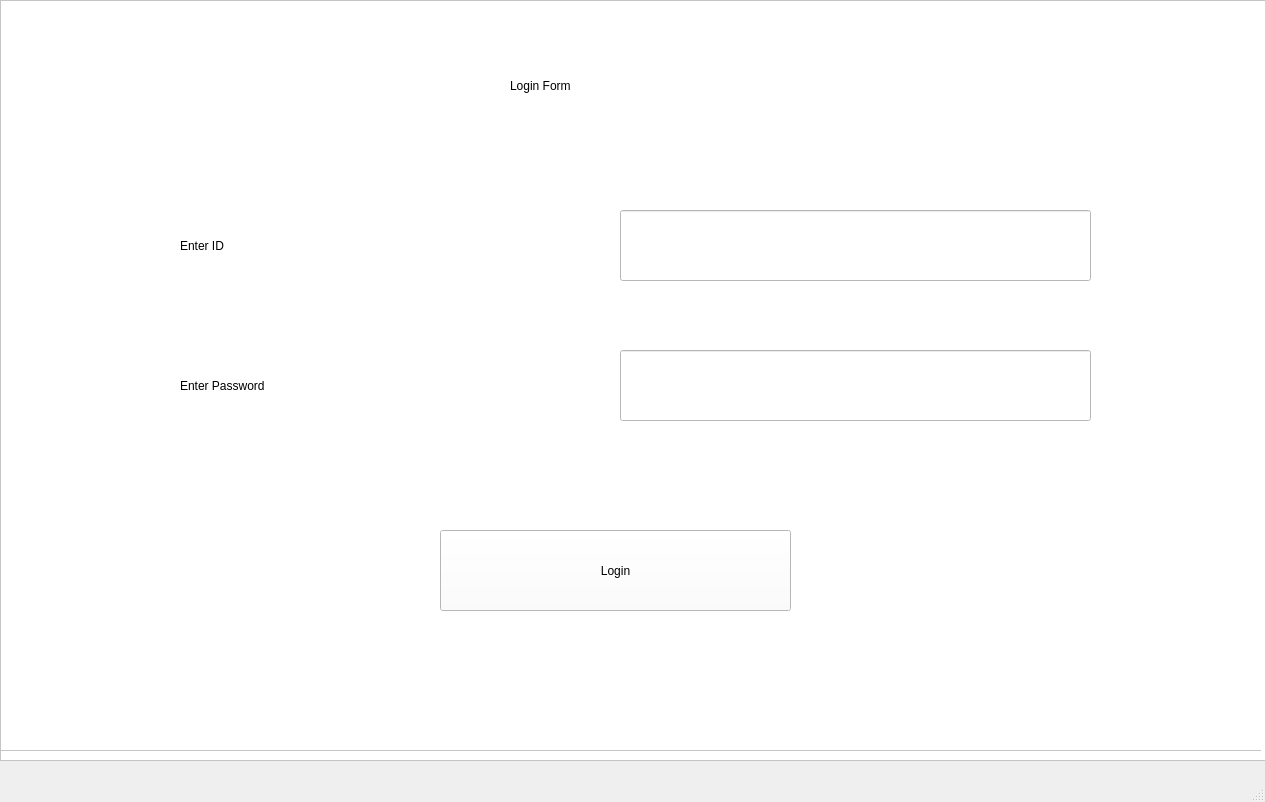
The window that 02-GUI/TestEngine/gui.ui (ravi4all/AdvPythonSepWE) describes before a commit, drawn with Qt 5.
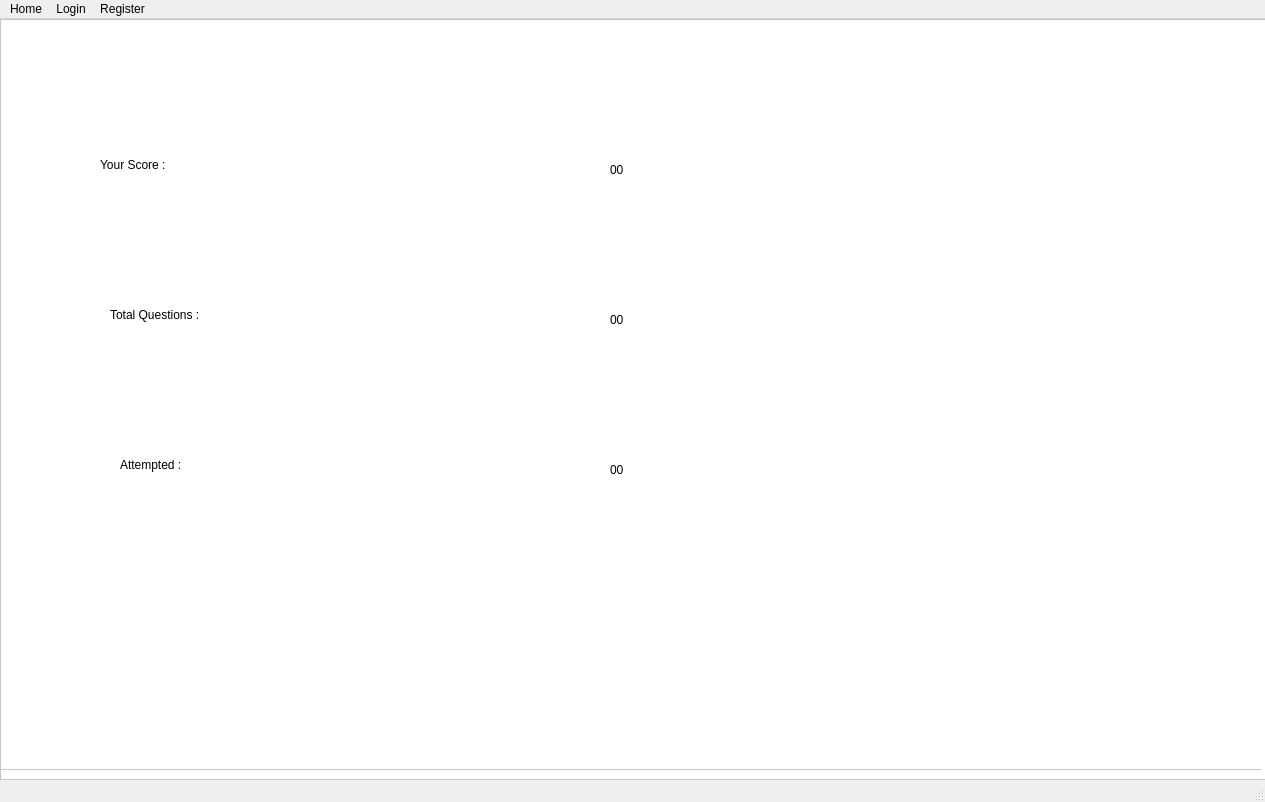
The same window after the commit.

Patch:
```diff
--- a/02-GUI/TestEngine/gui.ui
+++ b/02-GUI/TestEngine/gui.ui
@@ -425,6 +425,598 @@
         <string>Login</string>
        </property>
       </widget>
+      <widget class="QFrame" name="frame_3">
+       <property name="geometry">
+        <rect>
+         <x>0</x>
+         <y>0</y>
+         <width>1271</width>
+         <height>761</height>
+        </rect>
+       </property>
+       <property name="frameShape">
+        <enum>QFrame::StyledPanel</enum>
+       </property>
+       <property name="frameShadow">
+        <enum>QFrame::Raised</enum>
+       </property>
+       <widget class="QLabel" name="label_10">
+        <property name="geometry">
+         <rect>
+          <x>500</x>
+          <y>20</y>
+          <width>331</width>
+          <height>91</height>
+         </rect>
+        </property>
+        <property name="styleSheet">
+         <string notr="true">font: 22pt &quot;MS Shell Dlg 2&quot;;</string>
+        </property>
+        <property name="text">
+         <string>Welcome User</string>
+        </property>
+       </widget>
+       <widget class="QComboBox" name="comboBox_4">
+        <property name="geometry">
+         <rect>
+          <x>680</x>
+          <y>190</y>
+          <width>351</width>
+          <height>81</height>
+         </rect>
+        </property>
+        <property name="styleSheet">
+         <string notr="true">font: 24pt &quot;MS Shell Dlg 2&quot;;</string>
+        </property>
+        <item>
+         <property name="text">
+          <string>python</string>
+         </property>
+        </item>
+        <item>
+         <property name="text">
+          <string>c/c++</string>
+         </property>
+        </item>
+        <item>
+         <property name="text">
+          <string>java</string>
+         </property>
+        </item>
+        <item>
+         <property name="text">
+          <string>php</string>
+         </property>
+        </item>
+        <item>
+         <property name="text">
+          <string>android</string>
+         </property>
+        </item>
+       </widget>
+       <widget class="QLabel" name="label_11">
+        <property name="geometry">
+         <rect>
+          <x>250</x>
+          <y>190</y>
+          <width>351</width>
+          <height>71</height>
+         </rect>
+        </property>
+        <property name="styleSheet">
+         <string notr="true">font: 22pt &quot;MS Shell Dlg 2&quot;;</string>
+        </property>
+        <property name="text">
+         <string>Select Subject</string>
+        </property>
+       </widget>
+       <widget class="QPushButton" name="pushButton_5">
+        <property name="geometry">
+         <rect>
+          <x>480</x>
+          <y>430</y>
+          <width>371</width>
+          <height>81</height>
+         </rect>
+        </property>
+        <property name="styleSheet">
+         <string notr="true">font: 24pt &quot;MS Shell Dlg 2&quot;;</string>
+        </property>
+        <property name="text">
+         <string>Submit</string>
+        </property>
+       </widget>
+       <widget class="QFrame" name="frame_4">
+        <property name="geometry">
+         <rect>
+          <x>0</x>
+          <y>0</y>
+          <width>1261</width>
+          <height>761</height>
+         </rect>
+        </property>
+        <property name="frameShape">
+         <enum>QFrame::StyledPanel</enum>
+        </property>
+        <property name="frameShadow">
+         <enum>QFrame::Raised</enum>
+        </property>
+        <widget class="QLineEdit" name="lineEdit_6">
+         <property name="geometry">
+          <rect>
+           <x>20</x>
+           <y>40</y>
+           <width>1231</width>
+           <height>81</height>
+          </rect>
+         </property>
+         <property name="styleSheet">
+          <string notr="true">font: 16pt &quot;MS Shell Dlg 2&quot;;</string>
+         </property>
+         <property name="text">
+          <string>Enter Question...</string>
+         </property>
+        </widget>
+        <widget class="QLineEdit" name="lineEdit_7">
+         <property name="geometry">
+          <rect>
+           <x>170</x>
+           <y>190</y>
+           <width>361</width>
+           <height>61</height>
+          </rect>
+         </property>
+         <property name="styleSheet">
+          <string notr="true">font: 18pt &quot;MS Shell Dlg 2&quot;;</string>
+         </property>
+         <property name="text">
+          <string>Option_1</string>
+         </property>
+        </widget>
+        <widget class="QLineEdit" name="lineEdit_8">
+         <property name="geometry">
+          <rect>
+           <x>650</x>
+           <y>190</y>
+           <width>361</width>
+           <height>61</height>
+          </rect>
+         </property>
+         <property name="styleSheet">
+          <string notr="true">font: 18pt &quot;MS Shell Dlg 2&quot;;</string>
+         </property>
+         <property name="text">
+          <string>Option_2</string>
+         </property>
+        </widget>
+        <widget class="QLineEdit" name="lineEdit_9">
+         <property name="geometry">
+          <rect>
+           <x>170</x>
+           <y>320</y>
+           <width>361</width>
+           <height>61</height>
+          </rect>
+         </property>
+         <property name="styleSheet">
+          <string notr="true">font: 18pt &quot;MS Shell Dlg 2&quot;;</string>
+         </property>
+         <property name="text">
+          <string>Option_3</string>
+         </property>
+        </widget>
+        <widget class="QLineEdit" name="lineEdit_10">
+         <property name="geometry">
+          <rect>
+           <x>650</x>
+           <y>320</y>
+           <width>361</width>
+           <height>61</height>
+          </rect>
+         </property>
+         <property name="styleSheet">
+          <string notr="true">font: 18pt &quot;MS Shell Dlg 2&quot;;</string>
+         </property>
+         <property name="text">
+          <string>Option_4</string>
+         </property>
+        </widget>
+        <widget class="QLineEdit" name="lineEdit_11">
+         <property name="geometry">
+          <rect>
+           <x>430</x>
+           <y>460</y>
+           <width>361</width>
+           <height>61</height>
+          </rect>
+         </property>
+         <property name="styleSheet">
+          <string notr="true">font: 18pt &quot;MS Shell Dlg 2&quot;;</string>
+         </property>
+         <property name="text">
+          <string>Answer</string>
+         </property>
+        </widget>
+        <widget class="QPushButton" name="pushButton_6">
+         <property name="geometry">
+          <rect>
+           <x>360</x>
+           <y>610</y>
+           <width>531</width>
+           <height>81</height>
+          </rect>
+         </property>
+         <property name="styleSheet">
+          <string notr="true">font: 20pt &quot;MS Shell Dlg 2&quot;;</string>
+         </property>
+         <property name="text">
+          <string>Insert Question</string>
+         </property>
+        </widget>
+        <widget class="QPushButton" name="pushButton_7">
+         <property name="geometry">
+          <rect>
+           <x>1020</x>
+           <y>630</y>
+           <width>211</width>
+           <height>51</height>
+          </rect>
+         </property>
+         <property name="styleSheet">
+          <string notr="true">font: 18pt &quot;MS Shell Dlg 2&quot;;</string>
+         </property>
+         <property name="text">
+          <string>Exit</string>
+         </property>
+        </widget>
+        <widget class="QFrame" name="frame_5">
+         <property name="geometry">
+          <rect>
+           <x>0</x>
+           <y>0</y>
+           <width>1271</width>
+           <height>771</height>
+          </rect>
+         </property>
+         <property name="frameShape">
+          <enum>QFrame::StyledPanel</enum>
+         </property>
+         <property name="frameShadow">
+          <enum>QFrame::Raised</enum>
+         </property>
+         <widget class="QLabel" name="label_12">
+          <property name="geometry">
+           <rect>
+            <x>150</x>
+            <y>50</y>
+            <width>881</width>
+            <height>61</height>
+           </rect>
+          </property>
+          <property name="styleSheet">
+           <string notr="true">font: 22pt &quot;MS Shell Dlg 2&quot;;</string>
+          </property>
+          <property name="text">
+           <string>Instructions for test</string>
+          </property>
+         </widget>
+         <widget class="QLabel" name="label_13">
+          <property name="geometry">
+           <rect>
+            <x>150</x>
+            <y>190</y>
+            <width>1031</width>
+            <height>51</height>
+           </rect>
+          </property>
+          <property name="styleSheet">
+           <string notr="true">font: 20pt &quot;MS Shell Dlg 2&quot;;</string>
+          </property>
+          <property name="text">
+           <string>Test will be of 30 minutes.</string>
+          </property>
+         </widget>
+         <widget class="QLabel" name="label_14">
+          <property name="geometry">
+           <rect>
+            <x>150</x>
+            <y>300</y>
+            <width>1031</width>
+            <height>51</height>
+           </rect>
+          </property>
+          <property name="styleSheet">
+           <string notr="true">font: 20pt &quot;MS Shell Dlg 2&quot;;</string>
+          </property>
+          <property name="text">
+           <string>Test will be of 30 minutes.</string>
+          </property>
+         </widget>
+         <widget class="QLabel" name="label_15">
+          <property name="geometry">
+           <rect>
+            <x>160</x>
+            <y>400</y>
+            <width>1031</width>
+            <height>51</height>
+           </rect>
+          </property>
+          <property name="styleSheet">
+           <string notr="true">font: 20pt &quot;MS Shell Dlg 2&quot;;</string>
+          </property>
+          <property name="text">
+           <string>Test will be of 30 minutes.</string>
+          </property>
+         </widget>
+         <widget class="QPushButton" name="pushButton_8">
+          <property name="geometry">
+           <rect>
+            <x>510</x>
+            <y>570</y>
+            <width>431</width>
+            <height>81</height>
+           </rect>
+          </property>
+          <property name="styleSheet">
+           <string notr="true">font: 20pt &quot;MS Shell Dlg 2&quot;;</string>
+          </property>
+          <property name="text">
+           <string>Start Test</string>
+          </property>
+         </widget>
+         <widget class="QFrame" name="frame_6">
+          <property name="geometry">
+           <rect>
+            <x>0</x>
+            <y>0</y>
+            <width>1271</width>
+            <height>761</height>
+           </rect>
+          </property>
+          <property name="frameShape">
+           <enum>QFrame::StyledPanel</enum>
+          </property>
+          <property name="frameShadow">
+           <enum>QFrame::Raised</enum>
+          </property>
+          <widget class="QLabel" name="label_16">
+           <property name="geometry">
+            <rect>
+             <x>30</x>
+             <y>140</y>
+             <width>1171</width>
+             <height>71</height>
+            </rect>
+           </property>
+           <property name="styleSheet">
+            <string notr="true">font: 16pt &quot;MS Shell Dlg 2&quot;;</string>
+           </property>
+           <property name="text">
+            <string>Question...</string>
+           </property>
+          </widget>
+          <widget class="QRadioButton" name="radioButton">
+           <property name="geometry">
+            <rect>
+             <x>50</x>
+             <y>250</y>
+             <width>501</width>
+             <height>61</height>
+            </rect>
+           </property>
+           <property name="styleSheet">
+            <string notr="true">font: 20pt &quot;MS Shell Dlg 2&quot;;</string>
+           </property>
+           <property name="text">
+            <string>Option_1</string>
+           </property>
+          </widget>
+          <widget class="QRadioButton" name="radioButton_2">
+           <property name="geometry">
+            <rect>
+             <x>50</x>
+             <y>350</y>
+             <width>501</width>
+             <height>61</height>
+            </rect>
+           </property>
+           <property name="styleSheet">
+            <string notr="true">font: 20pt &quot;MS Shell Dlg 2&quot;;</string>
+           </property>
+           <property name="text">
+            <string>Option_2</string>
+           </property>
+          </widget>
+          <widget class="QRadioButton" name="radioButton_3">
+           <property name="geometry">
+            <rect>
+             <x>50</x>
+             <y>450</y>
+             <width>501</width>
+             <height>61</height>
+            </rect>
+           </property>
+           <property name="styleSheet">
+            <string notr="true">font: 20pt &quot;MS Shell Dlg 2&quot;;</string>
+           </property>
+           <property name="text">
+            <string>Option_3</string>
+           </property>
+          </widget>
+          <widget class="QRadioButton" name="radioButton_4">
+           <property name="geometry">
+            <rect>
+             <x>50</x>
+             <y>540</y>
+             <width>501</width>
+             <height>61</height>
+            </rect>
+           </property>
+           <property name="styleSheet">
+            <string notr="true">font: 20pt &quot;MS Shell Dlg 2&quot;;</string>
+           </property>
+           <property name="text">
+            <string>Option_4</string>
+           </property>
+          </widget>
+          <widget class="QPushButton" name="pushButton_9">
+           <property name="geometry">
+            <rect>
+             <x>700</x>
+             <y>640</y>
+             <width>291</width>
+             <height>71</height>
+            </rect>
+           </property>
+           <property name="styleSheet">
+            <string notr="true">font: 20pt &quot;MS Shell Dlg 2&quot;;</string>
+           </property>
+           <property name="text">
+            <string>Next</string>
+           </property>
+          </widget>
+          <widget class="QLabel" name="label_17">
+           <property name="geometry">
+            <rect>
+             <x>810</x>
+             <y>30</y>
+             <width>221</width>
+             <height>51</height>
+            </rect>
+           </property>
+           <property name="styleSheet">
+            <string notr="true">font: 22pt &quot;MS Shell Dlg 2&quot;;</string>
+           </property>
+           <property name="text">
+            <string>Time Left : </string>
+           </property>
+          </widget>
+          <widget class="QLCDNumber" name="lcdNumber">
+           <property name="geometry">
+            <rect>
+             <x>1050</x>
+             <y>30</y>
+             <width>141</width>
+             <height>51</height>
+            </rect>
+           </property>
+          </widget>
+          <widget class="QFrame" name="frame_7">
+           <property name="geometry">
+            <rect>
+             <x>0</x>
+             <y>0</y>
+             <width>1271</width>
+             <height>751</height>
+            </rect>
+           </property>
+           <property name="frameShape">
+            <enum>QFrame::StyledPanel</enum>
+           </property>
+           <property name="frameShadow">
+            <enum>QFrame::Raised</enum>
+           </property>
+           <widget class="QLabel" name="label_18">
+            <property name="geometry">
+             <rect>
+              <x>100</x>
+              <y>110</y>
+              <width>451</width>
+              <height>71</height>
+             </rect>
+            </property>
+            <property name="styleSheet">
+             <string notr="true">font: 20pt &quot;MS Shell Dlg 2&quot;;</string>
+            </property>
+            <property name="text">
+             <string>Your Score : </string>
+            </property>
+           </widget>
+           <widget class="QLabel" name="label_19">
+            <property name="geometry">
+             <rect>
+              <x>610</x>
+              <y>130</y>
+              <width>111</width>
+              <height>41</height>
+             </rect>
+            </property>
+            <property name="styleSheet">
+             <string notr="true">font: 22pt &quot;MS Shell Dlg 2&quot;;</string>
+            </property>
+            <property name="text">
+             <string>00</string>
+            </property>
+           </widget>
+           <widget class="QLabel" name="label_20">
+            <property name="geometry">
+             <rect>
+              <x>110</x>
+              <y>260</y>
+              <width>451</width>
+              <height>71</height>
+             </rect>
+            </property>
+            <property name="styleSheet">
+             <string notr="true">font: 20pt &quot;MS Shell Dlg 2&quot;;</string>
+            </property>
+            <property name="text">
+             <string>Total Questions : </string>
+            </property>
+           </widget>
+           <widget class="QLabel" name="label_21">
+            <property name="geometry">
+             <rect>
+              <x>120</x>
+              <y>410</y>
+              <width>451</width>
+              <height>71</height>
+             </rect>
+            </property>
+            <property name="styleSheet">
+             <string notr="true">font: 20pt &quot;MS Shell Dlg 2&quot;;</string>
+            </property>
+            <property name="text">
+             <string>Attempted : </string>
+            </property>
+           </widget>
+           <widget class="QLabel" name="label_22">
+            <property name="geometry">
+             <rect>
+              <x>610</x>
+              <y>280</y>
+              <width>111</width>
+              <height>41</height>
+             </rect>
+            </property>
+            <property name="styleSheet">
+             <string notr="true">font: 22pt &quot;MS Shell Dlg 2&quot;;</string>
+            </property>
+            <property name="text">
+             <string>00</string>
+            </property>
+           </widget>
+           <widget class="QLabel" name="label_23">
+            <property name="geometry">
+             <rect>
+              <x>610</x>
+              <y>430</y>
+              <width>111</width>
+              <height>41</height>
+             </rect>
+            </property>
+            <property name="styleSheet">
+             <string notr="true">font: 22pt &quot;MS Shell Dlg 2&quot;;</string>
+            </property>
+            <property name="text">
+             <string>00</string>
+            </property>
+           </widget>
+          </widget>
+         </widget>
+        </widget>
+       </widget>
+      </widget>
      </widget>
     </widget>
    </widget>
@@ -438,6 +1030,24 @@
      <height>31</height>
     </rect>
    </property>
+   <widget class="QMenu" name="menuHome">
+    <property name="title">
+     <string>Home</string>
+    </property>
+   </widget>
+   <widget class="QMenu" name="menuLogin">
+    <property name="title">
+     <string>Login</string>
+    </property>
+   </widget>
+   <widget class="QMenu" name="menuRegister">
+    <property name="title">
+     <string>Register</string>
+    </property>
+   </widget>
+   <addaction name="menuHome"/>
+   <addaction name="menuLogin"/>
+   <addaction name="menuRegister"/>
   </widget>
   <widget class="QStatusBar" name="statusbar"/>
  </widget>
```
